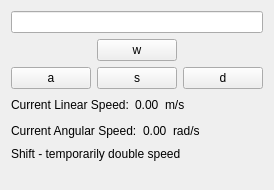
The window that bwi_rqt_plugins/resource/SimpleRobotSteering.ui (utexas-bwi/bwi_common) describes before a commit, drawn with Qt 5.
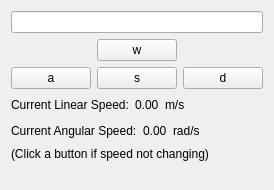
The same window after the commit.

Commit message: switched controls from qshortcut to key press/release events for faster response time.

Patch:
```diff
--- a/bwi_rqt_plugins/resource/SimpleRobotSteering.ui
+++ b/bwi_rqt_plugins/resource/SimpleRobotSteering.ui
@@ -141,7 +141,7 @@
      <item>
       <widget class="QLabel" name="label">
        <property name="text">
-        <string>Shift - temporarily double speed</string>
+        <string>(Click a button if speed not changing)</string>
        </property>
       </widget>
      </item>
```
The commit also changes 1 other file.
